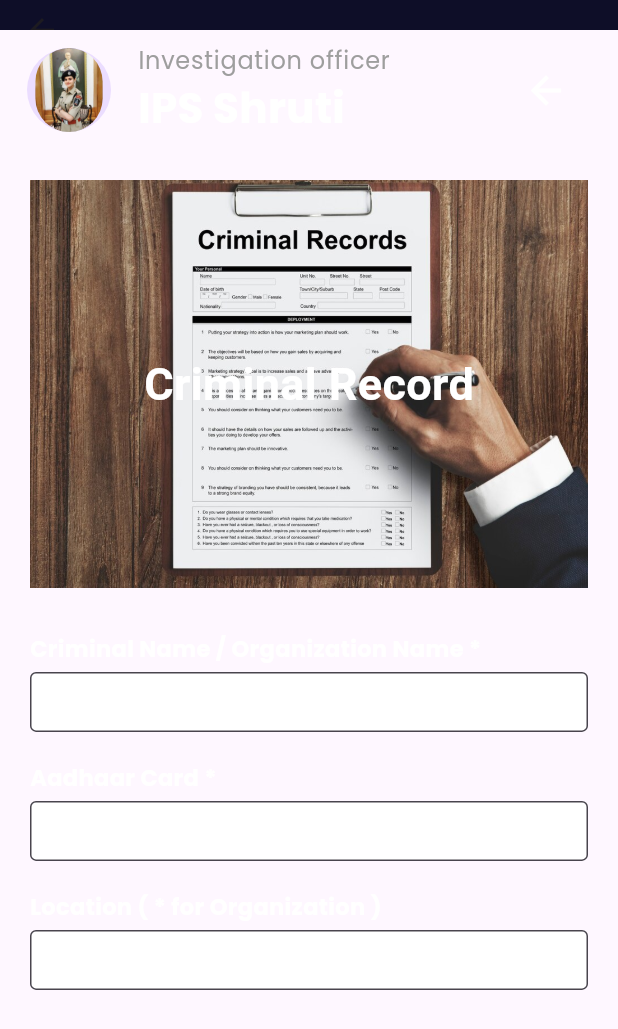
After one commit to dorkydhruv/Cyber-Rakshak, a Flutter app: the CriminalRecord screen opened directly, on a phone screen of 412 x 824 dp. The commit adds this screen. Shown: the top 1029 px of the screen. Run offline on Flutter 3.47's test engine with Material 3 defaults, Android fonts, the light colour scheme and no system bars.

Commit message:
bhaad mai jaaye

```diff
--- a/lib/main.dart
+++ b/lib/main.dart
@@ -1,5 +1,7 @@
 import 'package:cyber_rakshak/constants.dart';
+import 'package:cyber_rakshak/screens/dashboard.dart';
 import 'package:cyber_rakshak/screens/get_started.dart';
+import 'package:cyber_rakshak/screens/login_screen.dart';
 import 'package:flutter/material.dart';
 
 void main() {
@@ -11,12 +13,12 @@ class MyApp extends StatelessWidget {
   @override
   Widget build(BuildContext context) {
     return MaterialApp(
-        title: 'Flutter Demo',
+        title: 'Cyber Rakshak',
         theme: ThemeData(
           useMaterial3: true,
           colorScheme: ColorScheme.fromSeed(seedColor: Colors.deepPurple)
               .copyWith(background: primaryColor),
         ),
-        home: const GetStarted());
+        home: const DashBoard());
   }
 }
--- /dev/null
+++ b/lib/screens/services/criminal_record.dart
@@ -0,0 +1,93 @@
+import 'package:cyber_rakshak/constants.dart';
+import 'package:cyber_rakshak/widgets/buildTextField.dart';
+import 'package:flutter/material.dart';
+
+class CriminalRecord extends StatelessWidget {
+  const CriminalRecord({super.key});
+
+  @override
+  Widget build(BuildContext context) {
+    return Scaffold(
+      appBar: AppBar(
+        toolbarHeight: 20,
+        elevation: 0,
+        backgroundColor: primaryColor,
+      ),
+      body: Column(
+        children: [
+          ListTile(
+            leading: CircleAvatar(
+                radius: 30,
+                child: ClipRRect(
+                    borderRadius: BorderRadius.circular(30),
+                    child: const Image(image: AssetImage("assets/ips.png")))),
+            title: const Text(
+              "Investigation officer ",
+              style: TextStyle(
+                  fontSize: 16, color: Colors.grey, fontFamily: "Poppins"),
+            ),
+            subtitle: const Text(
+              'IPS Shruti',
+              style: TextStyle(
+                  color: Colors.white,
+                  fontWeight: FontWeight.bold,
+                  fontFamily: 'Poppins',
+                  fontSize: 28),
+            ),
+            trailing: IconButton(
+              onPressed: () => Navigator.pop(context),
+              icon: const Icon(
+                Icons.arrow_back,
+                color: Colors.white,
+                size: 30,
+              ),
+            ),
+          ),
+          Container(
+            margin: const EdgeInsets.symmetric(horizontal: 20, vertical: 20),
+            height: MediaQuery.of(context).size.height * 0.33,
+            decoration: const BoxDecoration(
+              image: DecorationImage(
+                image: AssetImage("assets/record.png"),
+                fit: BoxFit.fill,
+              ),
+            ),
+            child: const Center(
+                child: Text(
+              "Criminal Record",
+              style: TextStyle(
+                  color: Colors.white,
+                  fontSize: 30,
+                  fontWeight: FontWeight.bold),
+            )),
+          ),
+          buildContainer("Criminal Name / Organization Name *", 40),
+          buildContainer("Aadhaar Card *", 40),
+          buildContainer("Location ( * for Organization )", 40),
+        ],
+      ),
+    );
+  }
+
+  buildContainer(String hintText, double h) {
+    return Container(
+      margin: const EdgeInsets.symmetric(horizontal: 20, vertical: 10),
+      alignment: Alignment.centerLeft,
+      child: Column(
+        crossAxisAlignment: CrossAxisAlignment.start,
+        children: [
+          Text(
+            hintText,
+            style: const TextStyle(
+                fontSize: 15,
+                fontFamily: "Poppins",
+                fontWeight: FontWeight.bold,
+                color: Colors.white),
+          ),
+          buildTextField(
+              hintText: "", top: 5, left: 0, right: 0, bottom: 0, h: h),
+        ],
+      ),
+    );
+  }
+}
--- a/lib/widgets/buildTextField.dart
+++ b/lib/widgets/buildTextField.dart
@@ -1,9 +1,22 @@
 import 'package:flutter/material.dart';
 
-Widget buildTextField({double top = 10, required String hintText}) {
+Widget buildTextField(
+    {double top = 10,
+    double h = 50,
+    double left = 20,
+    double right = 20,
+    double bottom = 20,
+    required String hintText}) {
   return Container(
-    margin: EdgeInsets.only(top: top, left: 20, right: 20, bottom: 20),
+    height: h,
+    margin: EdgeInsets.only(
+      top: top,
+      left: left,
+      right: right,
+      bottom: bottom,
+    ),
     child: TextField(
+      // cursorHeight: 20,
       obscureText: hintText == "Password" ? true : false,
       decoration: InputDecoration(
         hintText: hintText,
```
Also changed, not shown: lib/screens/dashboard.dart (+124 -4 lines), lib/screens/services/new_case.dart (added, +80 -0 lines), lib/widgets/containerPage.dart (added, +66 -0 lines), assets/ips.png (added).
